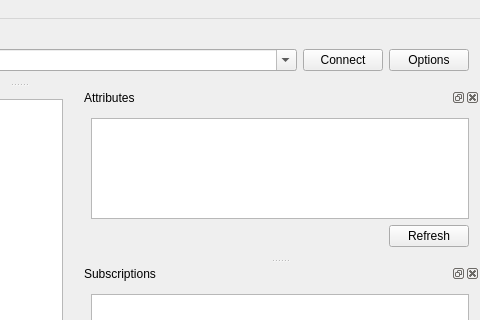
Above: client/mainwindow_ui.ui from ilManno/OPCUA_PyClient_NodeServer before the change; both pictures show x 442 to 922 and y 0 to 320 of the 922 by 879 pixel window. Below: the same form after it.
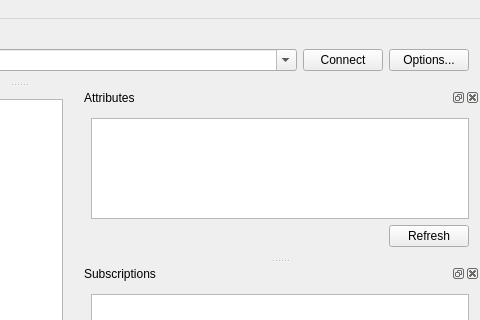
That is the form after the change. Icons and pictures are not drawn.

Commit message: Improve dialog visualization and security settings management

```diff
--- a/client/mainwindow_ui.ui
+++ b/client/mainwindow_ui.ui
@@ -182,7 +182,7 @@
      <item row="1" column="4">
       <widget class="QPushButton" name="optionsButton">
        <property name="text">
-        <string>Options</string>
+        <string>Options...</string>
        </property>
       </widget>
      </item>
```
The commit also changes 5 other files.
